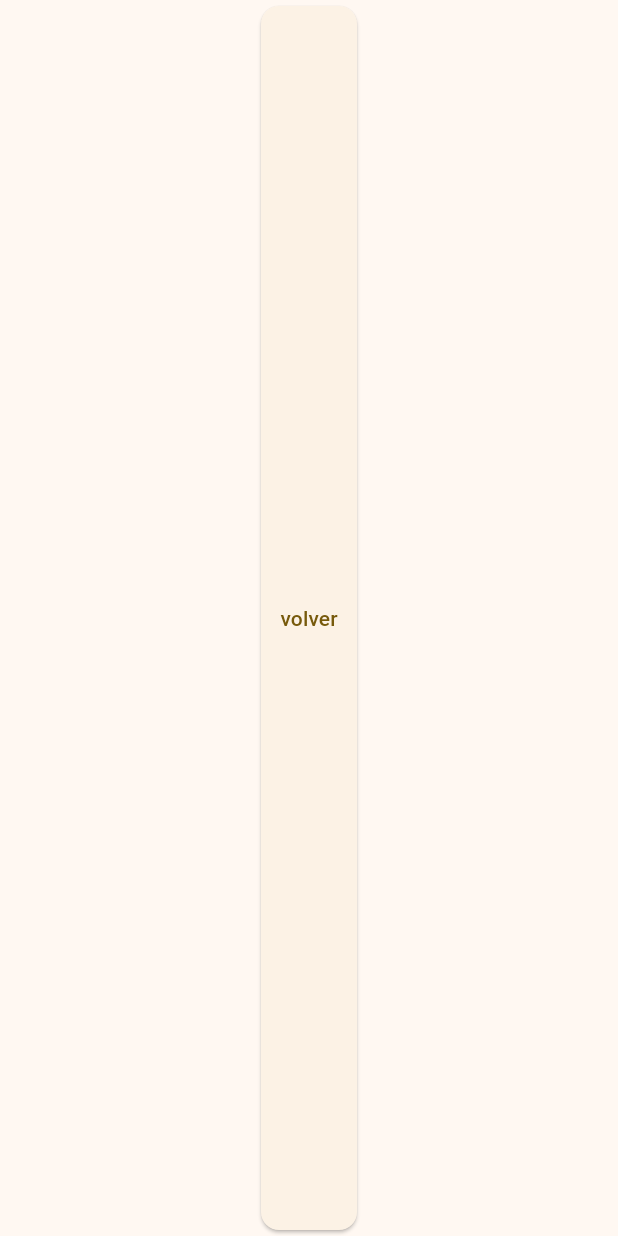
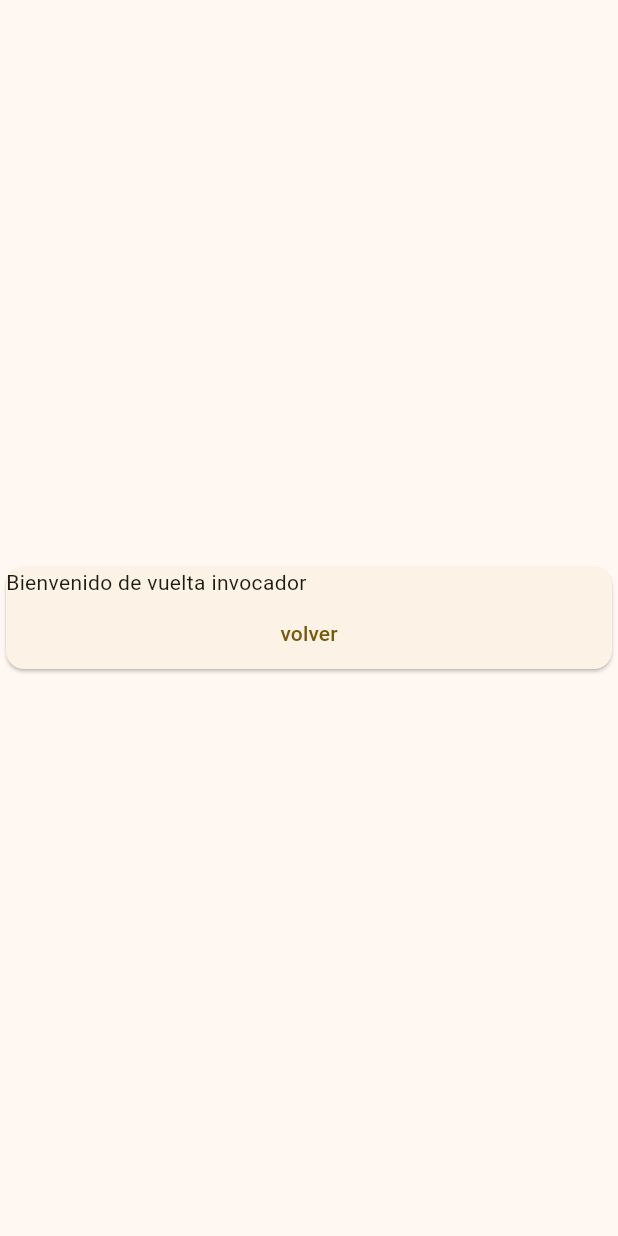
Before and after one commit to Kurosaki-Yuki/flutter_application_2, a Flutter app: the screen it shows after launch, after a tap on "test", on a phone screen of 412 x 824 dp. Run offline on Flutter 3.47's test engine with Material 3 defaults, Android fonts, the phone set to English and light mode, and no system bars; our stand-ins replace flutter_svg.

Commit message:
no me funciona el emu, commit para reiniciar el note

```diff
--- a/lib/pages/my_home_page.dart
+++ b/lib/pages/my_home_page.dart
@@ -35,11 +35,13 @@ class _MyHomePageState extends State<MyHomePage> {
         title: Text(widget.title),
       ),
       body: Center(
-        child:Card(
+
           child: Column(
             mainAxisAlignment: MainAxisAlignment.center,
-            crossAxisAlignment: CrossAxisAlignment.start,
             children: <Widget>[
+              Row(
+                mainAxisAlignment: MainAxisAlignment.center,
+                children: [
                   /*const Text(
                     'Nombre de usuario:'
                   ),*/
@@ -49,6 +51,12 @@ class _MyHomePageState extends State<MyHomePage> {
                       labelText: 'Nombre de usuario',
                     ),
                   ),
+
+                ],
+              ),
+              Row(
+                mainAxisAlignment: MainAxisAlignment.center,
+                children: [
                     /*const Text(
                       'Contraseña:'
                     ),*/
@@ -57,6 +65,8 @@ class _MyHomePageState extends State<MyHomePage> {
                         border: UnderlineInputBorder(),
                         labelText: 'Contraseña',
                       ),
+                    ),
+                  ],
               ),
               Row(
                 mainAxisAlignment: MainAxisAlignment.center,
@@ -67,7 +77,6 @@ class _MyHomePageState extends State<MyHomePage> {
             ],
         ),
       ),
-      ),
     );
   }
 }
--- a/lib/pages/test.dart
+++ b/lib/pages/test.dart
@@ -1,5 +1,4 @@
 import 'package:flutter/material.dart';
-import 'my_home_page.dart';
 
 
 
@@ -23,7 +22,15 @@ class _test extends State<test>{
         child: Card(
           child: Column(
             mainAxisAlignment: MainAxisAlignment.center,
+            mainAxisSize: MainAxisSize.min,
             children: <Widget>[
+              const Row(
+                children: [
+                  Text(
+                    'Bienvenido de vuelta invocador'
+                  ),
+                ]
+              ),
               TextButton(onPressed: newScreen, child: const Text('volver'))
             ],
           ),
```
Lines whose indentation alone changed are shown as unchanged.
